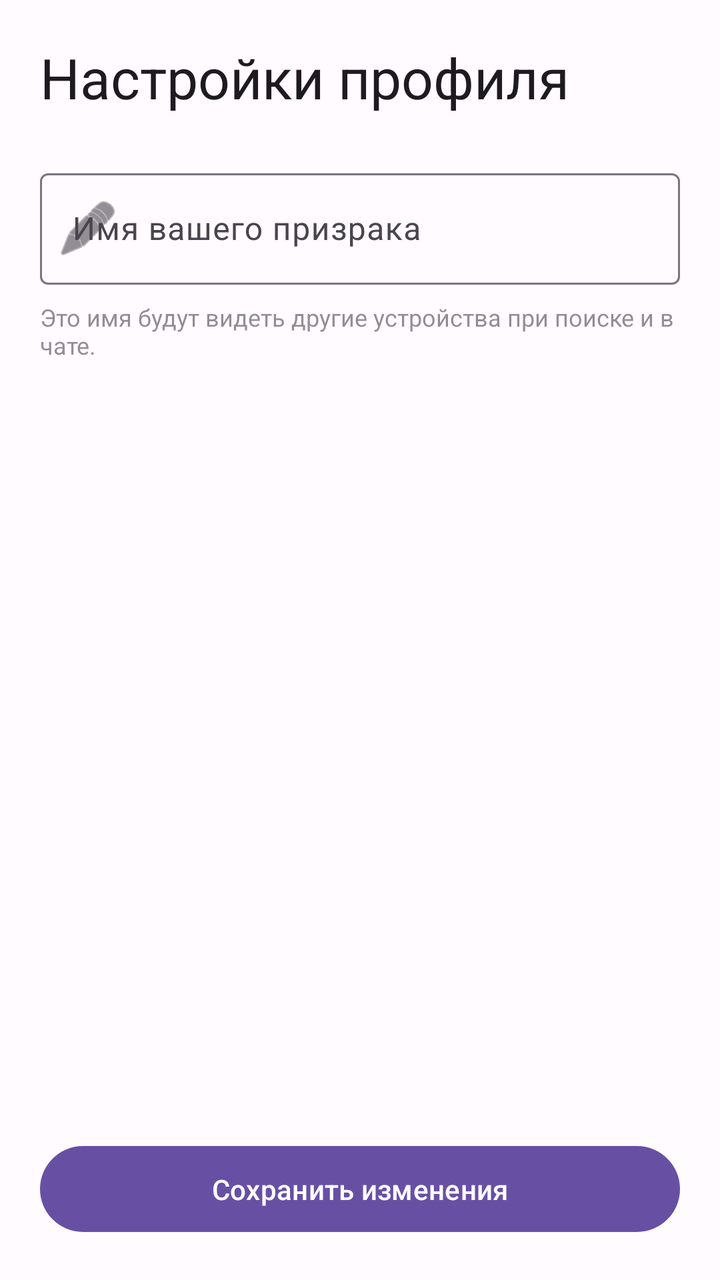
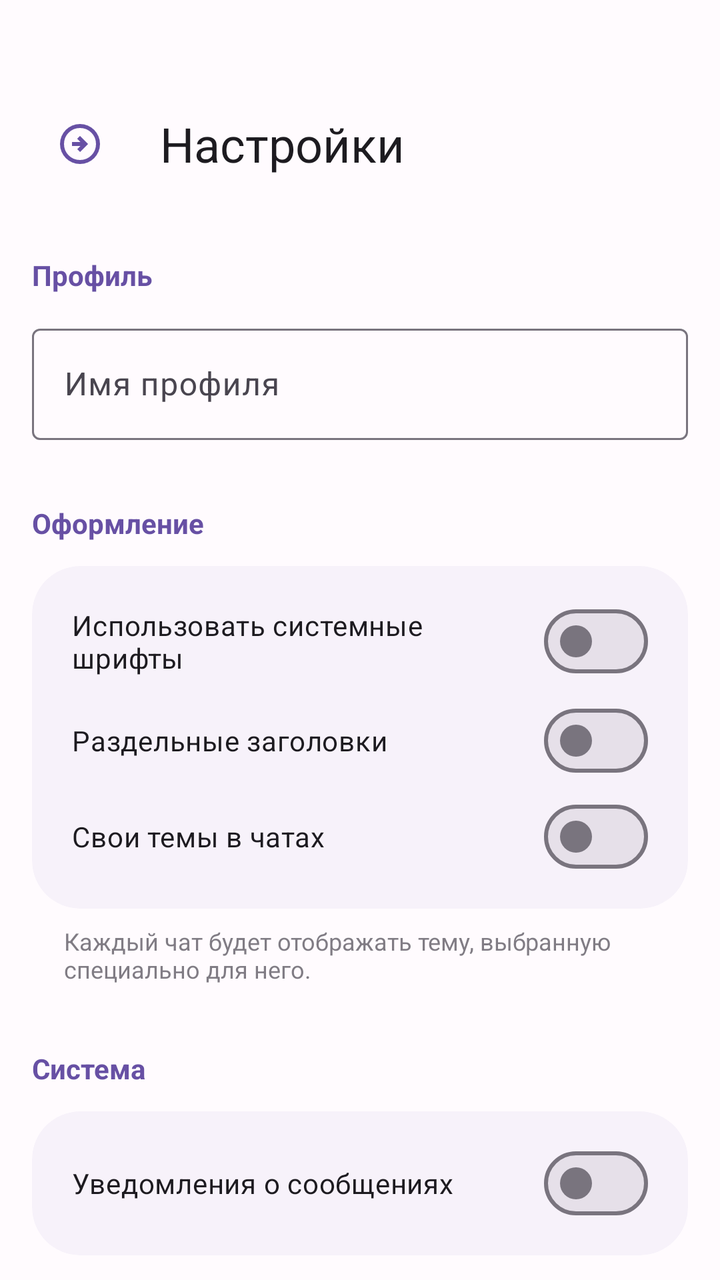

Compare the two renders of this Android layout. The source of the first and the diff that turns it into the second are given below.
<!-- AndroidManifest.xml: application theme Theme.Ghostlink -->
<!-- res/layout/activity_settings.xml -->
<?xml version="1.0" encoding="utf-8"?>
<LinearLayout xmlns:android="http://schemas.android.com/apk/res/android"
    xmlns:app="http://schemas.android.com/apk/res-auto"
    android:layout_width="match_parent"
    android:layout_height="match_parent"
    android:orientation="vertical"
    android:padding="20dp">

    <TextView
        android:layout_width="wrap_content"
        android:layout_height="wrap_content"
        android:text="Настройки профиля"
        style="@style/TextAppearance.Material3.HeadlineMedium"
        android:layout_marginBottom="24dp" />

    <com.google.android.material.textfield.TextInputLayout
        android:layout_width="match_parent"
        android:layout_height="wrap_content"
        android:hint="Имя вашего призрака"
        app:startIconDrawable="@android:drawable/ic_menu_edit">

        <com.google.android.material.textfield.TextInputEditText
            android:id="@+id/editGhostName"
            android:layout_width="match_parent"
            android:layout_height="wrap_content"
            android:inputType="textPersonName"
            android:maxLength="20" />
    </com.google.android.material.textfield.TextInputLayout>

    <TextView
        android:layout_width="match_parent"
        android:layout_height="wrap_content"
        android:text="Это имя будут видеть другие устройства при поиске и в чате."
        android:textSize="12sp"
        android:alpha="0.6"
        android:layout_marginTop="8dp" />

    <View
        android:layout_width="match_parent"
        android:layout_height="0dp"
        android:layout_weight="1" />

    <com.google.android.material.button.MaterialButton
        android:id="@+id/btnSaveSettings"
        android:layout_width="match_parent"
        android:layout_height="wrap_content"
        android:text="Сохранить изменения"
        android:padding="12dp" />

</LinearLayout>
<!-- resources referenced by this layout -->
<resources>
  <style name="Theme.Ghostlink" parent="Base.Theme.Ghostlink" />
  <style name="Base.Theme.Ghostlink" parent="Theme.Material3.DayNight.NoActionBar">
          <item name="colorPrimary">@color/primary</item>
          <item name="colorOnPrimary">@color/onPrimary</item>
  
          <item name="android:windowBackground">#FFFBFE</item>
          <item name="android:statusBarColor">#FFFBFE</item>
          <item name="android:windowLightStatusBar">true</item>
      </style>
  <color name="primary">#6750A4</color>
  <color name="onPrimary">#FFFFFF</color>
</resources>

<!-- the commit's change to res/layout/activity_settings.xml (unified diff, before → after) -->
@@ -1,50 +1,213 @@
+<?xml version="1.0" encoding="utf-8"?>
+<androidx.drawerlayout.widget.DrawerLayout
+    xmlns:android="http://schemas.android.com/apk/res/android"
+    xmlns:app="http://schemas.android.com/apk/res-auto"
+    android:id="@+id/drawerLayout"
+    android:layout_width="match_parent"
+    android:layout_height="match_parent">
+
+    <LinearLayout
+        android:id="@+id/main"
+        android:layout_width="match_parent"
+        android:layout_height="match_parent"
+        android:orientation="vertical"
+        android:paddingTop="48dp">
+
+        <LinearLayout
+            android:layout_width="match_parent"
+            android:layout_height="wrap_content"
+            android:orientation="horizontal"
+            android:gravity="center_vertical"
+            android:paddingHorizontal="16dp"
+            android:layout_marginBottom="16dp">
+
+            <ImageButton
+                android:id="@+id/btnOpenMenu"
+                android:layout_width="48dp"
+                android:layout_height="48dp"
+                android:background="?attr/selectableItemBackgroundBorderless"
+                android:src="@drawable/ic_menu"
+                app:tint="?attr/colorPrimary" />
+
+            <TextView
+                android:layout_width="wrap_content"
+                android:layout_height="wrap_content"
+                android:text="Настройки"
+                android:layout_marginStart="16dp"
+                style="@style/TextAppearance.Material3.HeadlineSmall" />
+        </LinearLayout>
+
+        <androidx.core.widget.NestedScrollView
+            android:layout_width="match_parent"
+            android:layout_height="0dp"
+            android:layout_weight="1">
+
+            <LinearLayout
+                android:layout_width="match_parent"
+                android:layout_height="wrap_content"
+                android:orientation="vertical"
+                android:padding="16dp">
+
+                <TextView
+                    android:layout_width="wrap_content"
+                    android:layout_height="wrap_content"
+                    android:text="Профиль"
+                    android:textColor="?attr/colorPrimary"
+                    android:textStyle="bold"
+                    android:layout_marginBottom="12dp" />
+
+                <com.google.android.material.textfield.TextInputLayout
+                    android:layout_width="match_parent"
+                    android:layout_height="wrap_content"
+                    android:hint="Имя профиля"
+                    style="@style/Widget.Material3.TextInputLayout.OutlinedBox">
+
+                    <com.google.android.material.textfield.TextInputEditText
+                        android:id="@+id/editGhostName"
+                        android:layout_width="match_parent"
+                        android:layout_height="wrap_content"
+                        android:inputType="textPersonName"
+                        android:maxLength="20" />
+                </com.google.android.material.textfield.TextInputLayout>
+
+                <TextView
+                    android:layout_width="wrap_content"
+                    android:layout_height="wrap_content"
+                    android:text="Оформление"
+                    android:textColor="?attr/colorPrimary"
+                    android:textStyle="bold"
+                    android:layout_marginTop="32dp"
+                    android:layout_marginBottom="12dp" />
+
+                <com.google.android.material.card.MaterialCardView
+                    android:layout_width="match_parent"
+                    android:layout_height="wrap_content"
+                    app:cardCornerRadius="24dp"
+                    app:cardElevation="0dp"
+                    app:strokeWidth="0dp"
+                    app:cardBackgroundColor="?attr/colorSurfaceContainerLow">
+
+                    <LinearLayout
+                        android:layout_width="match_parent"
+                        android:layout_height="wrap_content"
+                        android:orientation="vertical"
+                        android:padding="12dp">
+
+                        <com.google.android.material.materialswitch.MaterialSwitch
+                            android:id="@+id/switchSystemFonts"
+                            android:layout_width="match_parent"
+                            android:layout_height="wrap_content"
+                            android:text="Использовать системные шрифты"
+                            android:paddingHorizontal="8dp"
+                            android:paddingVertical="8dp" />
+
+                        <com.google.android.material.materialswitch.MaterialSwitch
+                            android:id="@+id/switchSeparateHeaders"
+                            android:layout_width="match_parent"
+                            android:layout_height="wrap_content"
+                            android:text="Раздельные заголовки"
+                            android:paddingHorizontal="8dp"
+                            android:paddingVertical="8dp" />
+
+                        <com.google.android.material.materialswitch.MaterialSwitch
+                            android:id="@+id/switchCustomThemes"
+                            android:layout_width="match_parent"
+                            android:layout_height="wrap_content"
+                            android:text="Свои темы в чатах"
+                            android:paddingHorizontal="8dp"
+                            android:paddingVertical="8dp" />
+
+                    </LinearLayout>
+                </com.google.android.material.card.MaterialCardView>
+
+                <TextView
+                    android:layout_width="match_parent"
+                    android:layout_height="wrap_content"
+                    android:text="Каждый чат будет отображать тему, выбранную специально для него."
+                    android:textSize="12sp"
+                    android:alpha="0.7"
+                    android:layout_marginTop="8dp"
+                    android:layout_marginHorizontal="16dp" />
+
+                <TextView
+                    android:layout_width="wrap_content"
+                    android:layout_height="wrap_content"
+                    android:text="Система"
+                    android:textColor="?attr/colorPrimary"
+                    android:textStyle="bold"
+                    android:layout_marginTop="32dp"
+                    android:layout_marginBottom="12dp" />
+
+                <com.google.android.material.card.MaterialCardView
+                    android:layout_width="match_parent"
+                    android:layout_height="wrap_content"
+                    app:cardCornerRadius="24dp"
+                    app:cardElevation="0dp"
+                    app:strokeWidth="0dp"
+                    app:cardBackgroundColor="?attr/colorSurfaceContainerLow">
+
+                    <LinearLayout
+                        android:layout_width="match_parent"
+                        android:layout_height="wrap_content"
+                        android:orientation="vertical"
+                        android:padding="12dp">
+
+                        <com.google.android.material.materialswitch.MaterialSwitch
+                            android:id="@+id/switchNotifications"
+                            android:layout_width="match_parent"
+                            android:layout_height="wrap_content"
+                            android:text="Уведомления о сообщениях"
+                            android:paddingHorizontal="8dp"
+                            android:paddingVertical="8dp" />
+
+                    </LinearLayout>
+                </com.google.android.material.card.MaterialCardView>
+
+                <com.google.android.material.button.MaterialButton
+                    android:id="@+id/btnSaveSettings"
+                    android:layout_width="match_parent"
+                    android:layout_height="wrap_content"
+                    android:text="Сохранить изменения"
+                    android:layout_marginTop="40dp"
+                    android:layout_marginBottom="24dp"
+                    style="@style/Widget.Material3.Button" />
+
+            </LinearLayout>
+        </androidx.core.widget.NestedScrollView>
+    </LinearLayout>
+
+    <com.google.android.material.navigation.NavigationView
+        android:id="@+id/navigationView"
+        android:layout_width="wrap_content"
+        android:layout_height="match_parent"
+        android:layout_gravity="start"
+        app:menu="@menu/drawer_menu"
+        app:headerLayout="@layout/nav_header" />
+
+</androidx.drawerlayout.widget.DrawerLayout>
+<!-- res/layout/nav_header.xml (included above) -->
 <?xml version="1.0" encoding="utf-8"?>
 <LinearLayout xmlns:android="http://schemas.android.com/apk/res/android"
-    xmlns:app="http://schemas.android.com/apk/res-auto"
     android:layout_width="match_parent"
-    android:layout_height="match_parent"
+    android:layout_height="160dp"
+    android:background="?attr/colorPrimaryContainer"
+    android:gravity="bottom"
     android:orientation="vertical"
-    android:padding="20dp">
+    android:padding="16dp">
 
     <TextView
         android:layout_width="wrap_content"
         android:layout_height="wrap_content"
-        android:text="Настройки профиля"
-        style="@style/TextAppearance.Material3.HeadlineMedium"
-        android:layout_marginBottom="24dp" />
-
-    <com.google.android.material.textfield.TextInputLayout
-        android:layout_width="match_parent"
+        android:text="GhostLink"
+        android:textSize="24sp"
+        android:textStyle="bold"
+        android:textColor="?attr/colorOnPrimaryContainer" />
+
+    <TextView
+        android:layout_width="wrap_content"
         android:layout_height="wrap_content"
-        android:hint="Имя вашего призрака"
-        app:startIconDrawable="@android:drawable/ic_menu_edit">
-
-        <com.google.android.material.textfield.TextInputEditText
-            android:id="@+id/editGhostName"
-            android:layout_width="match_parent"
-            android:layout_height="wrap_content"
-            android:inputType="textPersonName"
-            android:maxLength="20" />
-    </com.google.android.material.textfield.TextInputLayout>
-
-    <TextView
-        android:layout_width="match_parent"
-        android:layout_height="wrap_content"
-        android:text="Это имя будут видеть другие устройства при поиске и в чате."
-        android:textSize="12sp"
-        android:alpha="0.6"
-        android:layout_marginTop="8dp" />
-
-    <View
-        android:layout_width="match_parent"
-        android:layout_height="0dp"
-        android:layout_weight="1" />
-
-    <com.google.android.material.button.MaterialButton
-        android:id="@+id/btnSaveSettings"
-        android:layout_width="match_parent"
-        android:layout_height="wrap_content"
-        android:text="Сохранить изменения"
-        android:padding="12dp" />
-
+        android:text="Меню"
+        android:textSize="14sp"
+        android:textColor="?attr/colorOnPrimaryContainer"
+        android:alpha="0.8" />
 </LinearLayout>
<!-- resource entries referenced after the edit -->
@@ -1,5 +1,11 @@
 <!-- resources referenced by this layout -->
 <resources>
+  <!-- drawable ic_menu (drawable) -->
+  <vector xmlns:android="http://schemas.android.com/apk/res/android" android:autoMirrored="true" android:height="24dp" android:tint="#000000" android:viewportHeight="960" android:viewportWidth="960" android:width="24dp">
+        
+      <path android:fillColor="@android:color/white" android:pathData="M480,640L640,480L480,320L424,376L488,440L320,440L320,520L488,520L424,584L480,640ZM480,880Q397,880 324,848.5Q251,817 197,763Q143,709 111.5,636Q80,563 80,480Q80,397 111.5,324Q143,251 197,197Q251,143 324,111.5Q397,80 480,80Q563,80 636,111.5Q709,143 763,197Q817,251 848.5,324Q880,397 880,480Q880,563 848.5,636Q817,709 763,763Q709,817 636,848.5Q563,880 480,880ZM480,800Q614,800 707,707Q800,614 800,480Q800,346 707,253Q614,160 480,160Q346,160 253,253Q160,346 160,480Q160,614 253,707Q346,800 480,800ZM480,480Q480,480 480,480Q480,480 480,480Q480,480 480,480Q480,480 480,480Q480,480 480,480Q480,480 480,480Q480,480 480,480Q480,480 480,480Z"/>
+      
+  </vector>
   <style name="Theme.Ghostlink" parent="Base.Theme.Ghostlink" />
   <style name="Base.Theme.Ghostlink" parent="Theme.Material3.DayNight.NoActionBar">
           <item name="colorPrimary">@color/primary</item>
